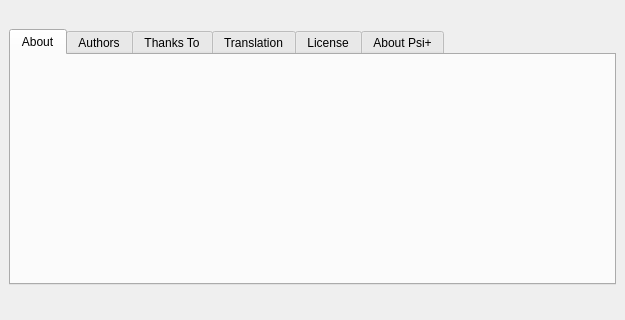
This is src/about.ui in psi-im/psi as Qt 5 draws it before an edit. The edited form follows.
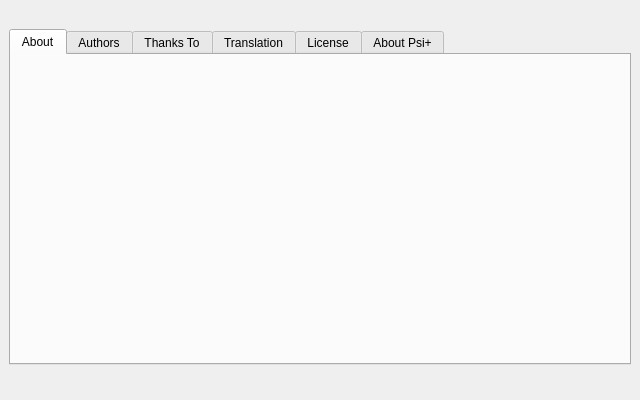
This is the edited form. Custom widgets are drawn as their Qt base class.

Diff of the .ui file:
```diff
--- a/src/about.ui
+++ b/src/about.ui
@@ -6,8 +6,8 @@
    <rect>
     <x>0</x>
     <y>0</y>
-    <width>625</width>
-    <height>320</height>
+    <width>640</width>
+    <height>400</height>
    </rect>
   </property>
   <property name="windowTitle">
```
